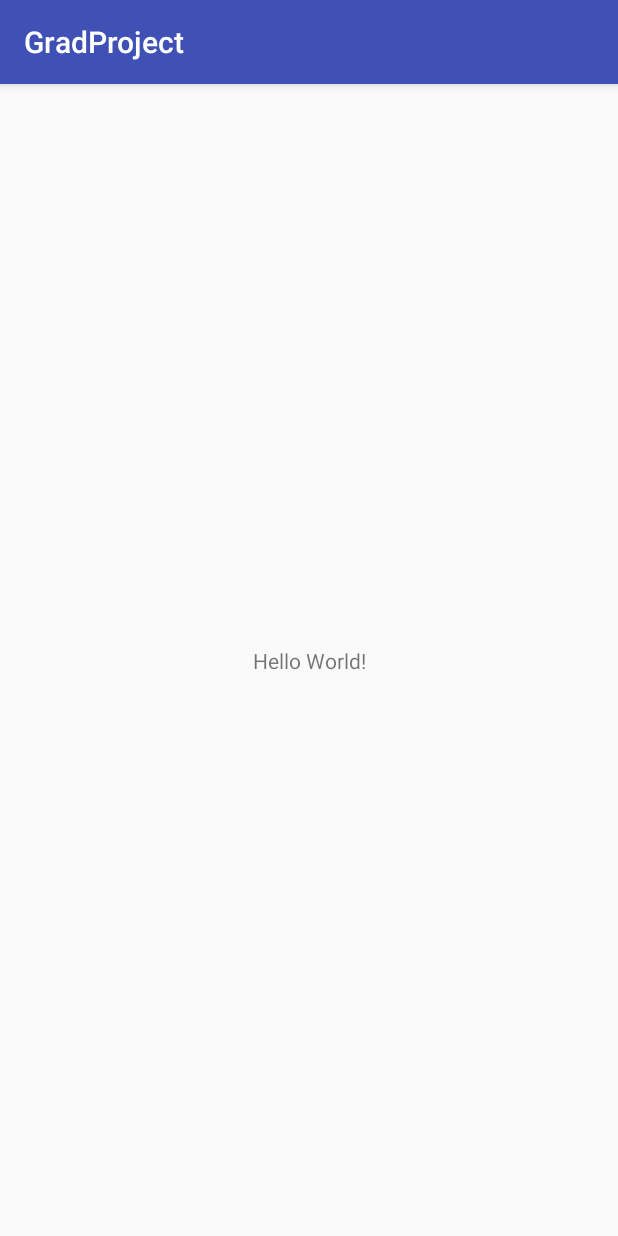
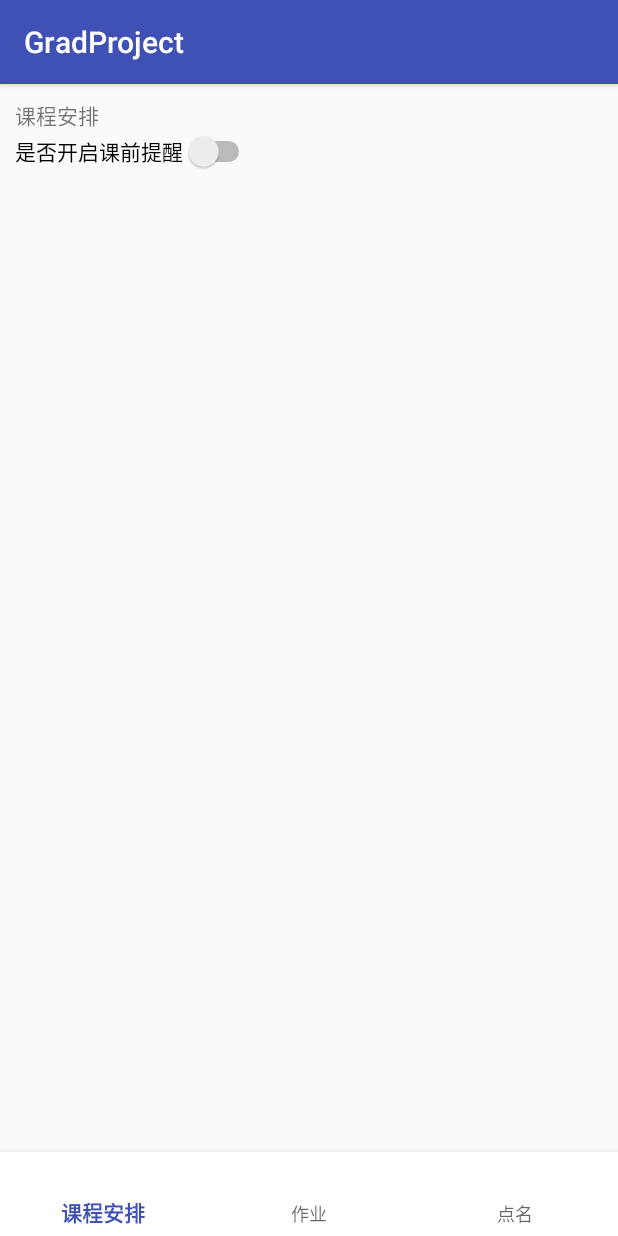
Before and after one commit to aanne/GraduateProject, an Android app: the screen it shows after launch (Main), on a phone screen of 412 x 824 dp. Run offline under Robolectric (Android 15) with nearby library versions, the phone set to English and light mode, and no system bars.

```diff
--- a/app/build.gradle
+++ b/app/build.gradle
@@ -19,9 +19,13 @@ android {
 }
 
 dependencies {
+    compile 'com.android.support:recyclerview-v7:26.1.0'
+    compile 'com.android.support:support-v4:26.1.0'
+    compile 'com.android.support:design:26.1.0'
     implementation fileTree(dir: 'libs', include: ['*.jar'])
     implementation 'com.android.support:appcompat-v7:26.1.0'
     implementation 'com.android.support.constraint:constraint-layout:1.0.2'
+    implementation 'com.android.support:design:26.1.0'
     testImplementation 'junit:junit:4.12'
     androidTestImplementation 'com.android.support.test:runner:1.0.1'
     androidTestImplementation 'com.android.support.test.espresso:espresso-core:3.0.1'
--- a/app/src/main/AndroidManifest.xml
+++ b/app/src/main/AndroidManifest.xml
@@ -1,6 +1,11 @@
 <?xml version="1.0" encoding="utf-8"?>
 <manifest xmlns:android="http://schemas.android.com/apk/res/android"
     package="com.example.charlie.gradproject">
+
+    <!-- To auto-complete the email text field in the login form with the user's emails -->
+    <uses-permission android:name="android.permission.GET_ACCOUNTS" />
+    <uses-permission android:name="android.permission.READ_PROFILE" />
+    <uses-permission android:name="android.permission.READ_CONTACTS" />
 
     <application
         android:allowBackup="true"
@@ -16,6 +21,7 @@
                 <category android:name="android.intent.category.LAUNCHER" />
             </intent-filter>
         </activity>
+        <activity android:name=".Login"></activity>
     </application>
 
 </manifest>
--- /dev/null
+++ b/app/src/main/java/com/example/charlie/gradproject/ScheduleFragment.java
@@ -0,0 +1,73 @@
+package com.example.charlie.gradproject;
+
+import android.content.Context;
+import android.net.Uri;
+import android.os.Bundle;
+import android.support.v4.app.Fragment;
+import android.view.LayoutInflater;
+import android.view.View;
+import android.view.ViewGroup;
+
+public class ScheduleFragment extends Fragment {
+	// TODO: Rename parameter arguments, choose names that match
+	// the fragment initialization parameters, e.g. ARG_ITEM_NUMBER
+	private static final String ARG_PARAM1 = "param1";
+	private static final String ARG_PARAM2 = "param2";
+
+	// TODO: Rename and change types of parameters
+	private String mParam1;
+	private String mParam2;
+
+	private OnFragmentInteractionListener mListener;
+
+	public ScheduleFragment() {
+		// Required empty public constructor
+	}
+
+	/**
+	 * Use this factory method to create a new instance of
+	 * this fragment using the provided parameters.
+	 * @return A new instance of fragment ScheduleFragment.
+	 */
+	// TODO: Rename and change types and number of parameters
+	public static ScheduleFragment newInstance() {
+		ScheduleFragment fragment = new ScheduleFragment();
+		return fragment;
+	}
+
+	@Override
+	public void onCreate(Bundle savedInstanceState) {
+		super.onCreate(savedInstanceState);
+
+	}
+
+	@Override
+	public View onCreateView(LayoutInflater inflater, ViewGroup container,
+							 Bundle savedInstanceState) {
+		// Inflate the layout for this fragment
+		return inflater.inflate(R.layout.fragment_schedule, container, false);
+	}
+
+	// TODO: Rename method, update argument and hook method into UI event
+	public void onButtonPressed(Uri uri) {
+		if (mListener != null) {
+			mListener.onFragmentInteraction(uri);
+		}
+	}
+
+	@Override
+	public void onAttach(Context context) {
+		super.onAttach(context);
+	}
+
+	@Override
+	public void onDetach() {
+		super.onDetach();
+		mListener = null;
+	}
+
+	public interface OnFragmentInteractionListener {
+		// TODO: Update argument type and name
+		void onFragmentInteraction(Uri uri);
+	}
+}
--- a/app/src/main/res/layout/activity_main.xml
+++ b/app/src/main/res/layout/activity_main.xml
@@ -1,18 +1,24 @@
 <?xml version="1.0" encoding="utf-8"?>
-<android.support.constraint.ConstraintLayout xmlns:android="http://schemas.android.com/apk/res/android"
+<LinearLayout
+    xmlns:android="http://schemas.android.com/apk/res/android"
+    xmlns:tools="http://schemas.android.com/tools"
     xmlns:app="http://schemas.android.com/apk/res-auto"
-    xmlns:tools="http://schemas.android.com/tools"
     android:layout_width="match_parent"
     android:layout_height="match_parent"
+    android:orientation="vertical"
     tools:context="com.example.charlie.gradproject.Main">
+    <!-- This is container -->
+    <FrameLayout
+        android:layout_width="match_parent"
+        android:id="@+id/frameLayout"
+        android:layout_height="0dp"
+        android:layout_weight="1"/>
+    <!-- This is the Bottom Bavigation Bar -->
+    <android.support.design.widget.BottomNavigationView
+        android:id="@+id/navigation"
+        android:layout_width="match_parent"
+        android:layout_height="wrap_content"
+        android:background="@android:color/white"
+        app:menu="@menu/menu" />
 
-    <TextView
-        android:layout_width="wrap_content"
-        android:layout_height="wrap_content"
-        android:text="Hello World!"
-        app:layout_constraintBottom_toBottomOf="parent"
-        app:layout_constraintLeft_toLeftOf="parent"
-        app:layout_constraintRight_toRightOf="parent"
-        app:layout_constraintTop_toTopOf="parent" />
-
-</android.support.constraint.ConstraintLayout>
+</LinearLayout>
--- /dev/null
+++ b/app/src/main/res/layout/fragment_schedule.xml
@@ -0,0 +1,30 @@
+<FrameLayout xmlns:android="http://schemas.android.com/apk/res/android"
+    xmlns:tools="http://schemas.android.com/tools"
+    android:layout_width="match_parent"
+    android:layout_height="match_parent"
+    tools:context="com.example.charlie.gradproject.ScheduleFragment">
+
+    <LinearLayout
+        android:layout_width="match_parent"
+        android:layout_height="match_parent"
+        android:orientation="vertical"
+        android:padding="10dp">
+
+        <TextView
+            android:layout_width="wrap_content"
+            android:layout_height="wrap_content"
+            android:text="课程安排" />
+
+        <Switch
+            android:layout_width="wrap_content"
+            android:layout_height="wrap_content"
+            android:text="是否开启课前提醒" />
+
+        <ListView
+            android:id="@+id/schedule"
+            android:layout_width="match_parent"
+            android:layout_height="wrap_content" />
+
+    </LinearLayout>
+
+</FrameLayout>
--- /dev/null
+++ b/app/src/main/res/menu/menu.xml
@@ -0,0 +1,15 @@
+<?xml version="1.0" encoding="utf-8"?>
+<menu xmlns:android="http://schemas.android.com/apk/res/android">
+    <item
+        android:id="@+id/action_scheduel"
+        android:enabled="true"
+        android:title="课程安排" />
+    <item
+        android:id="@+id/action_homework"
+        android:enabled="true"
+        android:title="作业"/>
+    <item
+        android:id="@+id/action_attend"
+        android:enabled="true"
+        android:title="点名"/>
+</menu>
--- a/app/src/main/res/values/colors.xml
+++ b/app/src/main/res/values/colors.xml
@@ -3,4 +3,5 @@
     <color name="colorPrimary">#3F51B5</color>
     <color name="colorPrimaryDark">#303F9F</color>
     <color name="colorAccent">#FF4081</color>
+    <color name="menuColor">#c9d8e5</color>
 </resources>
--- /dev/null
+++ b/app/src/main/res/values/dimens.xml
@@ -0,0 +1,5 @@
+<resources>
+    <!-- Default screen margins, per the Android Design guidelines. -->
+    <dimen name="activity_horizontal_margin">16dp</dimen>
+    <dimen name="activity_vertical_margin">16dp</dimen>
+</resources>
--- /dev/null
+++ b/settings.gradle
@@ -0,0 +1 @@
+include ':app'
```
Also changed, not shown: app/src/main/java/com/example/charlie/gradproject/AttendFragment.java (added, +72 -0 lines), app/src/main/java/com/example/charlie/gradproject/HomeworkFragment.java (added, +66 -0 lines), app/src/main/java/com/example/charlie/gradproject/Login.java (added, +13 -0 lines), app/src/main/java/com/example/charlie/gradproject/Main.java (+39 -1 lines), app/src/main/res/layout/activity_login.xml (added, +21 -0 lines), app/src/main/res/layout/fragment_attend.xml (added, +13 -0 lines), app/src/main/res/layout/fragment_homework.xml (added, +23 -0 lines), app/src/main/res/values/strings.xml (+17 -0 lines), build.gradle (added, +27 -0 lines), gradle.properties (added, +17 -0 lines), gradle/wrapper/gradle-wrapper.properties (added).
